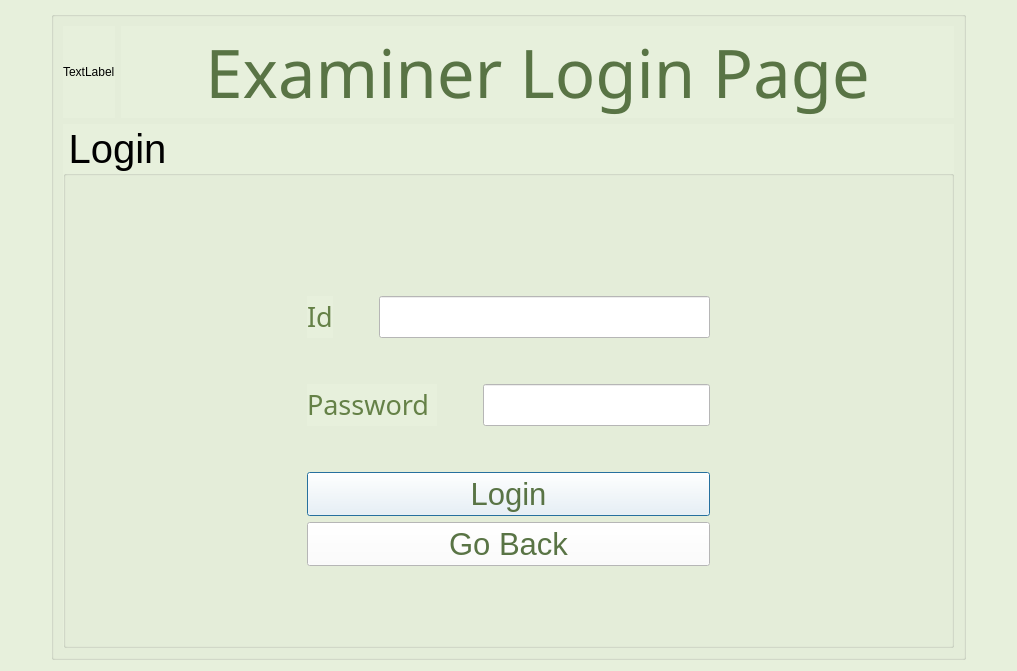
First picture: the form in ExamSphereV1/examinerlogin.ui, repository BiratBC/ExamSphereV1, before the edit.
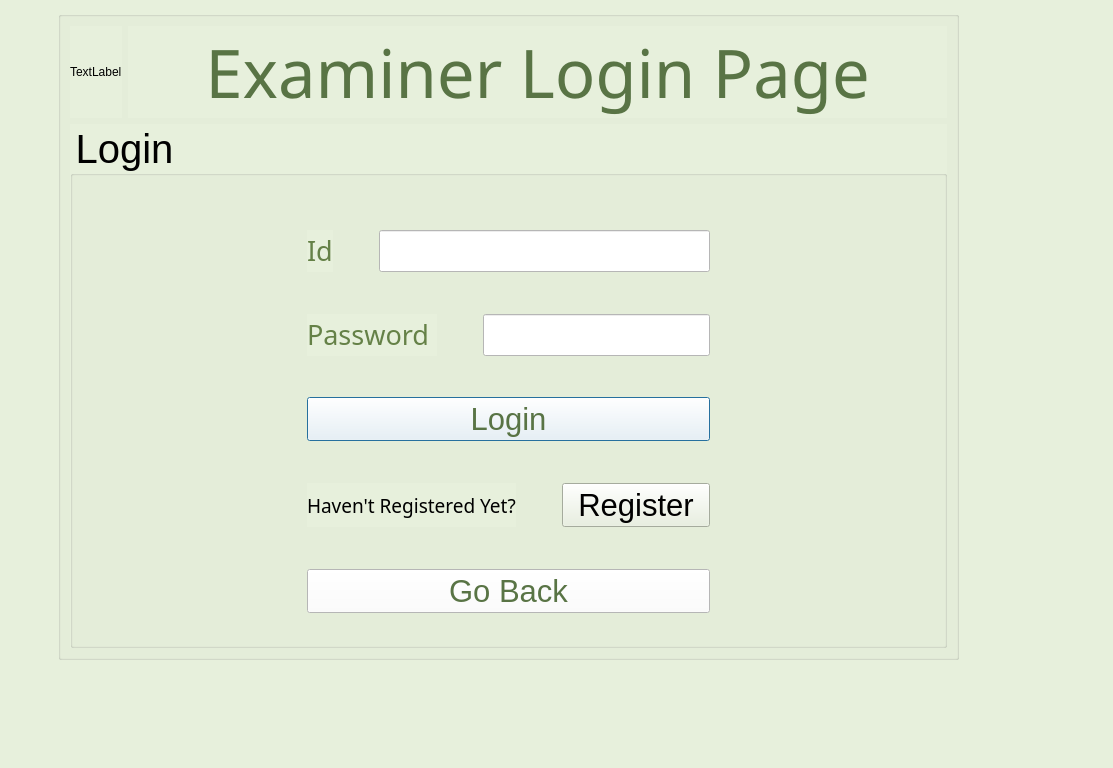
Second picture: the form after the edit.

What changed in the file:
```diff
--- a/ExamSphereV1/examinerlogin.ui
+++ b/ExamSphereV1/examinerlogin.ui
@@ -6,8 +6,8 @@
    <rect>
     <x>0</x>
     <y>0</y>
-    <width>1017</width>
-    <height>671</height>
+    <width>1113</width>
+    <height>768</height>
    </rect>
   </property>
   <property name="windowTitle">
@@ -16,41 +16,15 @@
   <property name="styleSheet">
    <string notr="true">background-color: rgb(231, 240, 220);</string>
   </property>
-  <layout class="QGridLayout" name="gridLayout_2">
-   <item row="0" column="0">
-    <spacer name="horizontalSpacer_6">
-     <property name="orientation">
-      <enum>Qt::Horizontal</enum>
-     </property>
-     <property name="sizeType">
-      <enum>QSizePolicy::Minimum</enum>
-     </property>
-     <property name="sizeHint" stdset="0">
-      <size>
-       <width>40</width>
-       <height>20</height>
-      </size>
-     </property>
-    </spacer>
-   </item>
-   <item row="0" column="2">
-    <spacer name="horizontalSpacer_5">
-     <property name="orientation">
-      <enum>Qt::Horizontal</enum>
-     </property>
-     <property name="sizeType">
-      <enum>QSizePolicy::Minimum</enum>
-     </property>
-     <property name="sizeHint" stdset="0">
-      <size>
-       <width>40</width>
-       <height>20</height>
-      </size>
-     </property>
-    </spacer>
-   </item>
-   <item row="0" column="1">
     <widget class="QGroupBox" name="groupBox">
+   <property name="geometry">
+    <rect>
+     <x>58</x>
+     <y>11</y>
+     <width>901</width>
+     <height>649</height>
+    </rect>
+   </property>
      <property name="title">
       <string/>
      </property>
@@ -280,6 +254,84 @@
              </property>
             </widget>
            </item>
+         <item>
+          <spacer name="verticalSpacer_6">
+           <property name="orientation">
+            <enum>Qt::Vertical</enum>
+           </property>
+           <property name="sizeType">
+            <enum>QSizePolicy::Preferred</enum>
+           </property>
+           <property name="sizeHint" stdset="0">
+            <size>
+             <width>20</width>
+             <height>40</height>
+            </size>
+           </property>
+          </spacer>
+         </item>
+         <item>
+          <layout class="QHBoxLayout" name="horizontalLayout_4">
+           <item>
+            <widget class="QLabel" name="label_4">
+             <property name="font">
+              <font>
+               <family>Ubuntu Light</family>
+               <pointsize>14</pointsize>
+              </font>
+             </property>
+             <property name="text">
+              <string>Haven't Registered Yet?</string>
+             </property>
+            </widget>
+           </item>
+           <item>
+            <spacer name="horizontalSpacer_7">
+             <property name="orientation">
+              <enum>Qt::Horizontal</enum>
+             </property>
+             <property name="sizeType">
+              <enum>QSizePolicy::Preferred</enum>
+             </property>
+             <property name="sizeHint" stdset="0">
+              <size>
+               <width>40</width>
+               <height>20</height>
+              </size>
+             </property>
+            </spacer>
+           </item>
+           <item>
+            <widget class="QPushButton" name="register_2">
+             <property name="font">
+              <font>
+               <family>Ubuntu</family>
+               <pointsize>23</pointsize>
+              </font>
+             </property>
+             <property name="text">
+              <string>Register</string>
+             </property>
+            </widget>
+           </item>
+          </layout>
+         </item>
+         <item>
+          <spacer name="verticalSpacer_7">
+           <property name="orientation">
+            <enum>Qt::Vertical</enum>
+           </property>
+           <property name="sizeType">
+            <enum>QSizePolicy::Preferred</enum>
+           </property>
+           <property name="sizeHint" stdset="0">
+            <size>
+             <width>20</width>
+             <height>40</height>
+            </size>
+           </property>
+          </spacer>
+         </item>
            <item>
             <widget class="QPushButton" name="pushButton_2">
              <property name="font">
@@ -369,8 +421,6 @@
       </item>
      </layout>
     </widget>
-   </item>
-  </layout>
  </widget>
  <resources/>
  <connections/>
```
Lines whose indentation alone changed are shown as unchanged.
